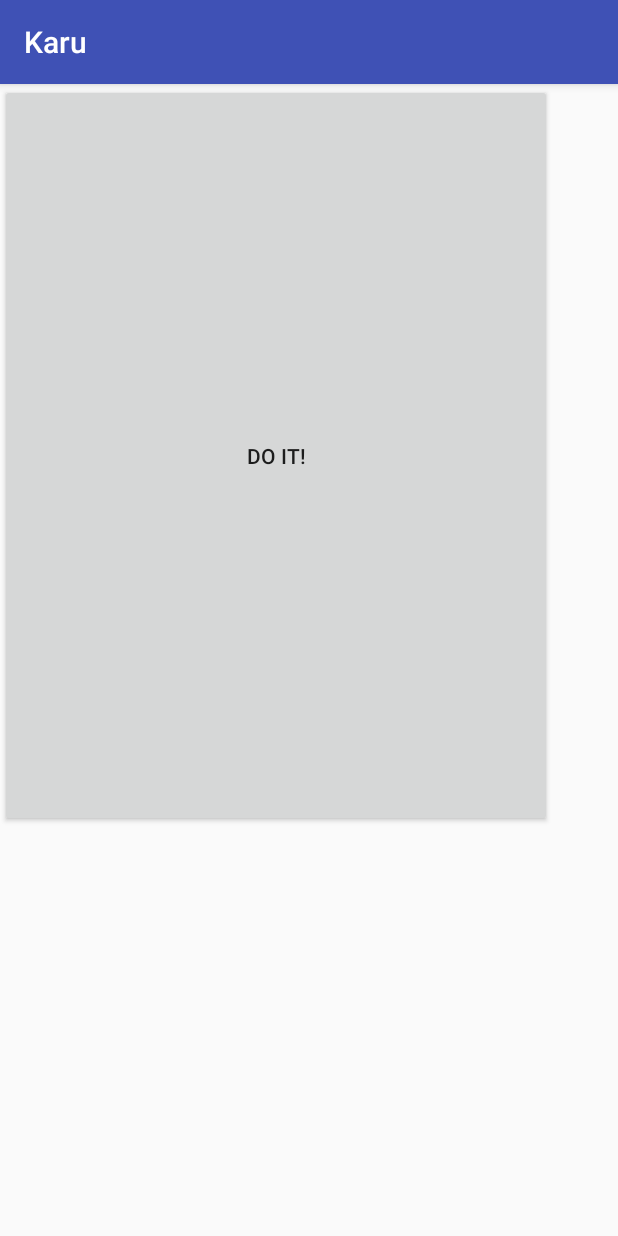
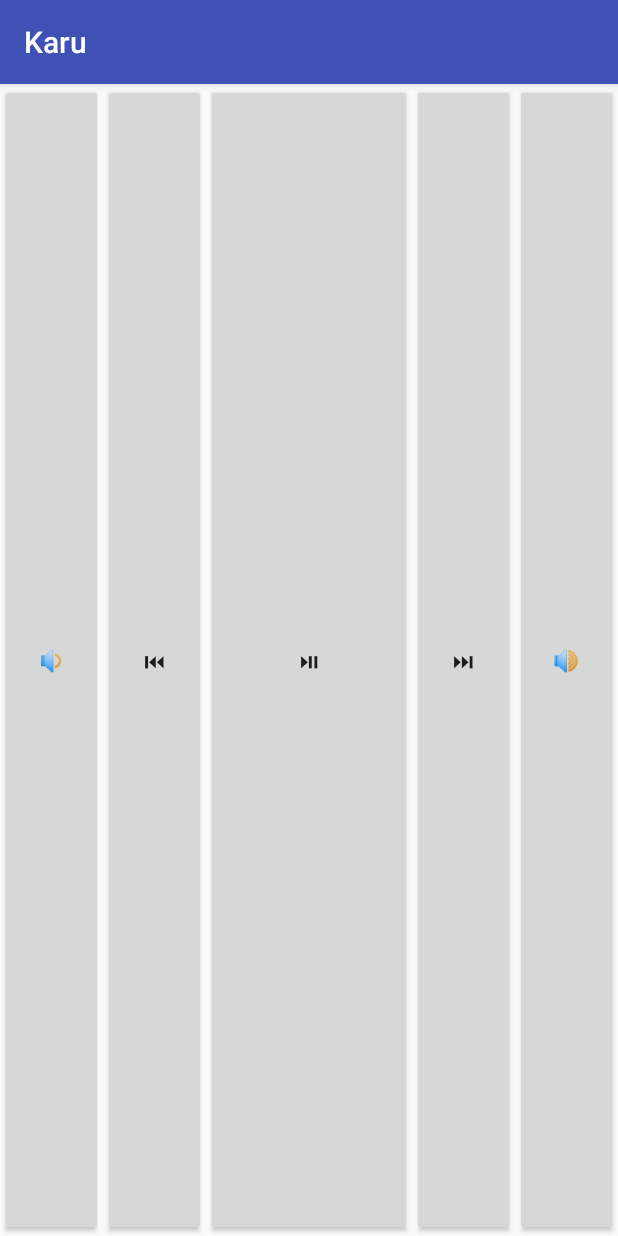
Before and after one commit to gpuma/karu, an Android app: the screen it shows after launch (MainActivity), on a phone screen of 412 x 824 dp. Run offline under Robolectric (Android 15) with nearby library versions, the phone set to English and light mode, and no system bars.

Commit message:
basic media buttons ready

```diff
--- a/karu-client/app/src/main/res/layout/activity_main.xml
+++ b/karu-client/app/src/main/res/layout/activity_main.xml
@@ -1,19 +1,44 @@
 <?xml version="1.0" encoding="utf-8"?>
-<android.support.constraint.ConstraintLayout
+<LinearLayout
     xmlns:android="http://schemas.android.com/apk/res/android"
     xmlns:tools="http://schemas.android.com/tools"
     xmlns:app="http://schemas.android.com/apk/res-auto"
     android:layout_width="match_parent"
     android:layout_height="match_parent"
+    android:orientation="horizontal"
     tools:context="mrcv.karu.MainActivity">
 
-    <!--todo: change the handler into fragments-->
-    <Button android:id="@+id/btn_probar"
-        android:layout_width="368dp"
-        android:layout_height="495dp"
-        android:text="DO IT!"
-        android:onClick="btnProbarClicked"
-        tools:layout_editor_absoluteY="8dp"
-        tools:layout_editor_absoluteX="8dp" />
+    <!--todo: change click handler into fragments-->
 
-</android.support.constraint.ConstraintLayout>
+    <Button android:id="@+id/btnVolumeDown"
+        android:layout_weight="1"
+        android:layout_width="0dp"
+        android:layout_height="match_parent"
+        android:onClick="buttonClicked"
+        android:text="🔉" />
+    <Button android:id="@+id/btnPrevious"
+        android:layout_weight="1"
+        android:layout_width="0dp"
+        android:layout_height="match_parent"
+        android:onClick="buttonClicked"
+        android:text="⏮"/>
+    <Button android:id="@+id/btnPlayPause"
+        android:layout_weight="2"
+        android:layout_width="0dp"
+        android:layout_height="match_parent"
+        android:text="⏯"
+        android:onClick="buttonClicked" />
+    <Button android:id="@+id/btnNext"
+        android:layout_weight="1"
+        android:layout_width="0dp"
+        android:layout_height="match_parent"
+        android:onClick="buttonClicked"
+        android:text="⏭" />
+    <Button android:id="@+id/btnVolumeUp"
+        android:layout_weight="1"
+        android:layout_width="0dp"
+        android:layout_height="match_parent"
+        android:onClick="buttonClicked"
+        android:text="🔊" />
+
+</LinearLayout>
```
Also changed, not shown: karu-client/app/src/main/java/mrcv/karu/MainActivity.java (+24 -40 lines), karu-client/app/src/main/java/mrcv/karu/MsgThread.java (added, +44 -0 lines), 1 other file.
